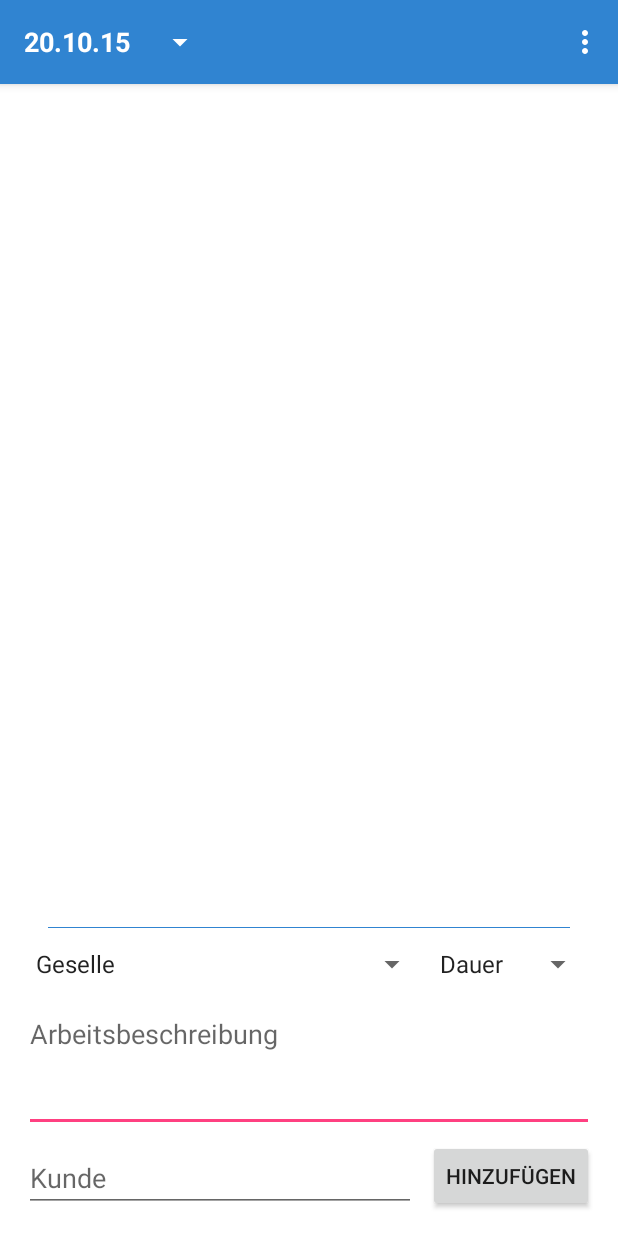
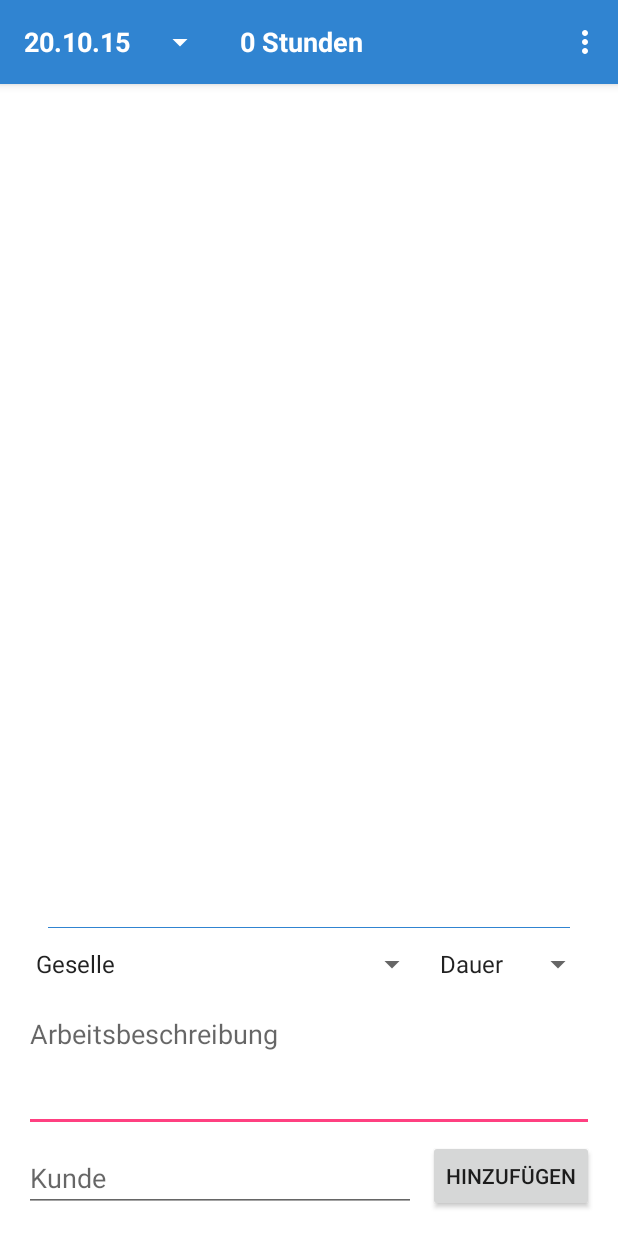
Before and after one commit to JohnAZoidberg/WochenBericht, an Android app: the screen it shows after launch (MainActivity), on a phone screen of 412 x 824 dp. Run offline under Robolectric (Android 15) with nearby library versions, the phone set to English and light mode, and no system bars.

Commit message:
Display Sum of Durations

```diff
--- a/app/src/main/java/de/struckmeierfliesen/ds/wochenbericht/Util.java
+++ b/app/src/main/java/de/struckmeierfliesen/ds/wochenbericht/Util.java
@@ -16,6 +16,7 @@ public class Util {
     }
 
     public static String convertDuration(int duration) {
+        if(duration == -1) return "0:00";
         if(duration == 0) return "0:15";
         double i = (double) duration;
         double hours = Math.floor(i / 2d);
--- a/app/src/main/res/layout/activity_main.xml
+++ b/app/src/main/res/layout/activity_main.xml
@@ -31,6 +31,18 @@
                 android:textColor="?android:attr/textColorPrimary"
                 android:gravity="center" />
 
+            <TextView
+                android:layout_width="wrap_content"
+                android:layout_height="match_parent"
+                android:text="0 Stunden"
+                android:textSize="18sp"
+                android:textStyle="bold"
+                android:textColor="?android:attr/textColorPrimary"
+                android:gravity="center"
+                android:paddingLeft="16dp"
+                android:paddingStart="16dp"
+                android:id="@+id/totalHours" />
+
         </android.support.v7.widget.Toolbar>
 
     </android.support.design.widget.AppBarLayout>
--- a/app/src/main/res/values/strings.xml
+++ b/app/src/main/res/values/strings.xml
@@ -16,4 +16,8 @@
     <string name="name">Name</string>
     <string name="firstName">Vorname</string>
     <string name="timeDivider" translatable="false">%1$d : %2$s</string>
+    <plurals name="xHours">
+        <item quantity="one">%s Stunde</item>
+        <item quantity="other">%s Stunden</item>
+    </plurals>
 </resources>
```
Also changed, not shown: app/src/main/java/de/struckmeierfliesen/ds/wochenbericht/EntryListFragment.java (+9 -0 lines), app/src/main/java/de/struckmeierfliesen/ds/wochenbericht/MainActivity.java (+11 -1 lines), 1 other file.
